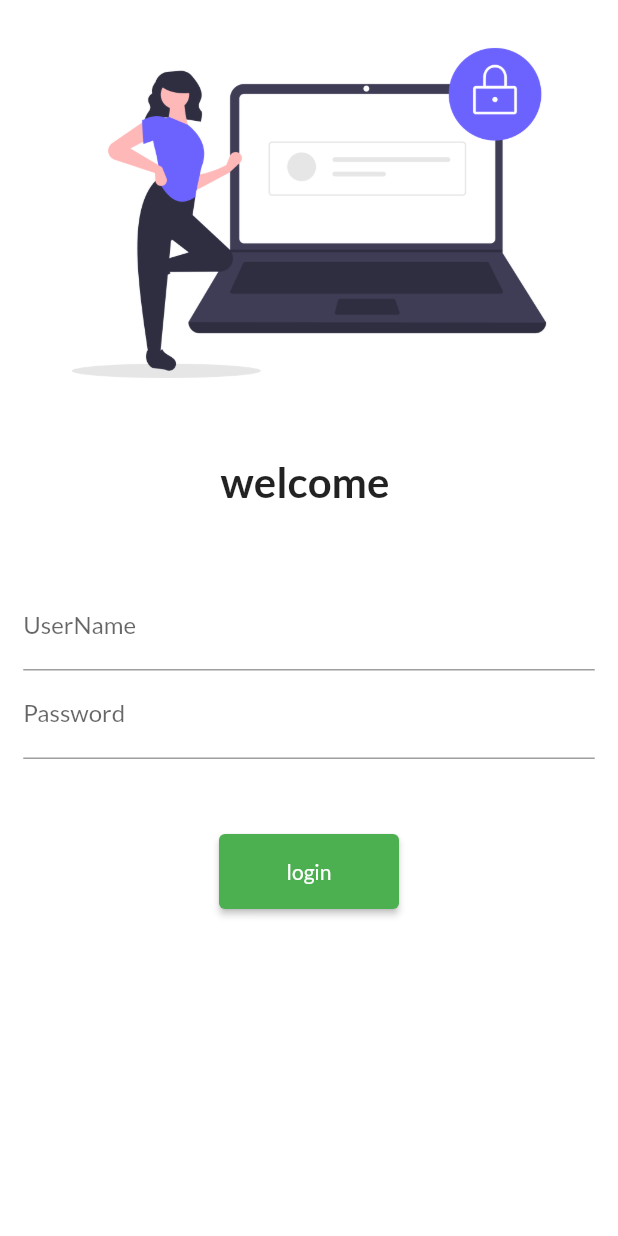
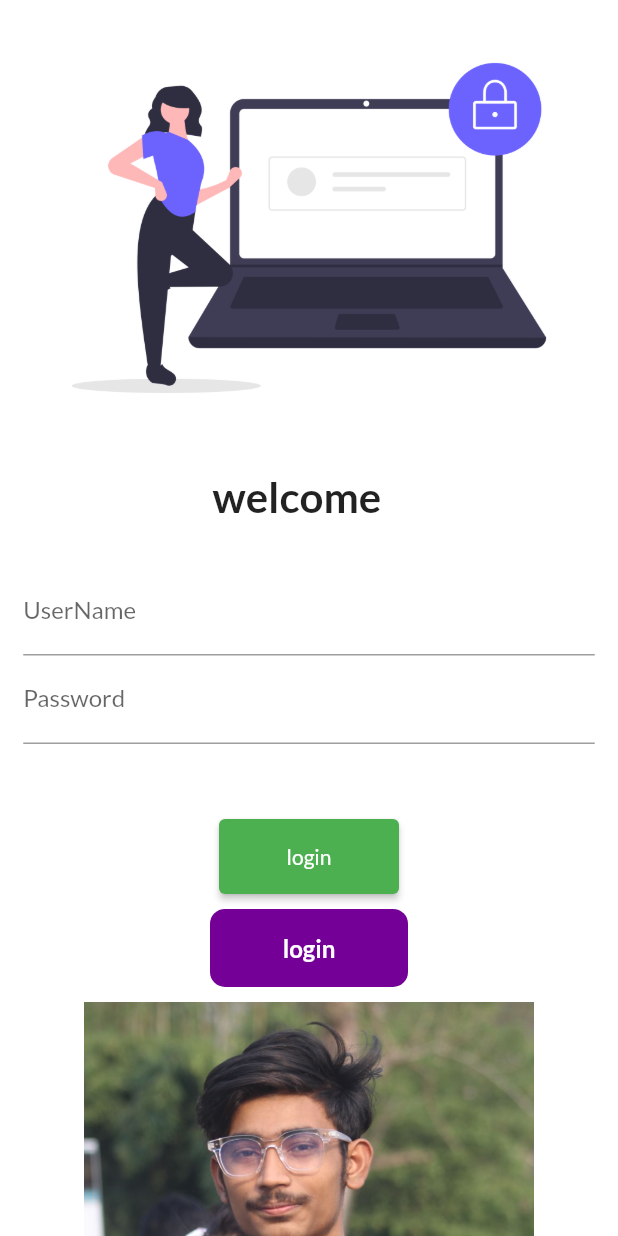
Before and after one commit to isavtars/3odayflluter, a Flutter app: the screen it shows after launch, on a phone screen of 412 x 824 dp. Run offline on Flutter 3.47's test engine with Material 2 defaults, Android fonts, the phone set to English and light mode, and no system bars; our stand-ins replace google_fonts.

Commit message:
day_06 compllite

```diff
--- a/lib/main.dart
+++ b/lib/main.dart
@@ -1,4 +1,6 @@
+// import 'package:flutter/material.dart';
 import 'package:flutter/material.dart';
+
 import 'package:fluuterprojects/screens/home_screens.dart';
 import 'package:fluuterprojects/screens/loggins_reen.dart';
 import 'package:fluuterprojects/utils/route.dart';
--- a/lib/screens/loggins_reen.dart
+++ b/lib/screens/loggins_reen.dart
@@ -1,10 +1,21 @@
 import 'package:flutter/material.dart';
-
+// import 'package:google_fonts/google_fonts.dart';
+import 'package:google_fonts/google_fonts.dart';
 import '../utils/route.dart';
 
-class Loginform extends StatelessWidget {
+class Loginform extends StatefulWidget {
   const Loginform({super.key});
 
+  @override
+  State<Loginform> createState() => _LoginformState();
+}
+
+class _LoginformState extends State<Loginform> {
+  //hook area
+
+  String name = "";
+  String password = "";
+  bool changeButton = false;
   @override
   Widget build(BuildContext context) {
     //case when we doesnot use law of app we doesnt return scffold
@@ -15,6 +26,9 @@ class Loginform extends StatelessWidget {
         child: SingleChildScrollView(
             child: Column(
           children: [
+            SizedBox(
+              height: 10,
+            ),
             Image.asset(
               "assets/images/bpn.png",
               fit: BoxFit.cover,
@@ -22,10 +36,11 @@ class Loginform extends StatelessWidget {
             SizedBox(
               height: 20.0,
             ),
-            Text("welcome ",
-                style: TextStyle(fontSize: 28, fontWeight: FontWeight.bold)),
-            SizedBox(
-              height: 20.0,
+            Text(
+              'welcome $name $password ',
+              style: GoogleFonts.lato(
+                textStyle: TextStyle(fontSize: 28, fontWeight: FontWeight.bold),
+              ),
             ),
             Padding(
               padding:
@@ -33,10 +48,19 @@ class Loginform extends StatelessWidget {
               child: Column(
                 children: [
                   TextFormField(
+                    onChanged: (value) {
+                      name = value;
+                      setState(() {});
+                      () {};
+                    },
                     decoration: const InputDecoration(
                         hintText: "EnteruserName", labelText: "UserName"),
                   ),
                   TextFormField(
+                    onChanged: (value) {
+                      password = value;
+                      setState(() {});
+                    },
                     //texttypelike
                     obscureText: true,
                     decoration: const InputDecoration(
@@ -54,7 +78,58 @@ class Loginform extends StatelessWidget {
                   Navigator.pushNamed(context, MyRoute.homeRoute);
                 },
                 style: TextButton.styleFrom(minimumSize: Size(120, 50)),
-                child: Text("login"))
+                child: Text("login")),
+            SizedBox(
+              height: 10,
+            ),
+            //hadle click event from noclick widgetsw
+            InkWell(
+                onTap: () async {
+                  setState(() {
+                    if (changeButton == true) {
+                      changeButton = false;
+                      debugPrint(' heres your bbol is :$changeButton');
+                    } else {
+                      changeButton = true;
+                      debugPrint(' heres your bbol is :$changeButton');
+                    }
+                  });
+                  await Future.delayed(Duration(seconds: 1));
+                  Navigator.pushNamed(context, MyRoute.homeRoute);
+                },
+                child: AnimatedContainer(
+                  duration: Duration(seconds: 1),
+                  width: changeButton ? 100 : 132,
+                  height: 52,
+                  alignment: Alignment.center,
+                  child: changeButton
+                      ? Icon(
+                          Icons.done,
+                          color: Colors.white,
+                        )
+                      : Text("login",
+                          style: GoogleFonts.lato(
+                            textStyle: TextStyle(
+                                color: Colors.white,
+                                fontSize: 16,
+                                fontWeight: FontWeight.bold),
+                          )),
+                  decoration: BoxDecoration(
+                      color: changeButton
+                          ? Colors.red
+                          : Color.fromARGB(255, 116, 0, 151),
+                      borderRadius:
+                          BorderRadius.circular(changeButton ? 50 : 10)),
+                )),
+
+            SizedBox(
+              height: 10,
+            ),
+            Image.asset(
+              "assets/images/b.jpg",
+              semanticLabel: "hello",
+              width: 300,
+            )
           ],
         )));
   }
```
Also changed, not shown: pubspec.yaml (+3 -66 lines), pubspec.lock.
